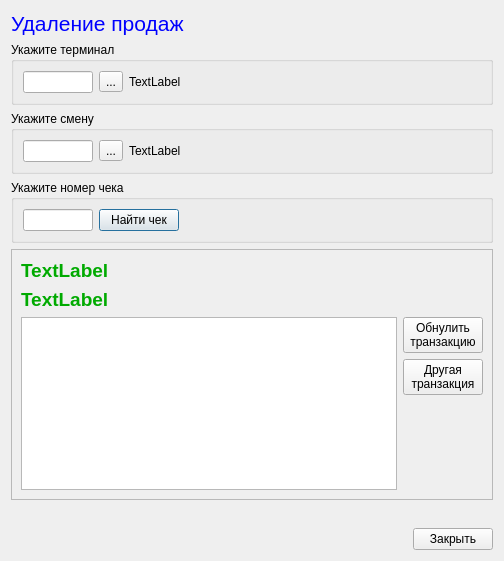
The window that clearsaleordersdialog.ui (rust3128/MPosEdit) describes before a commit, drawn with Qt 5.
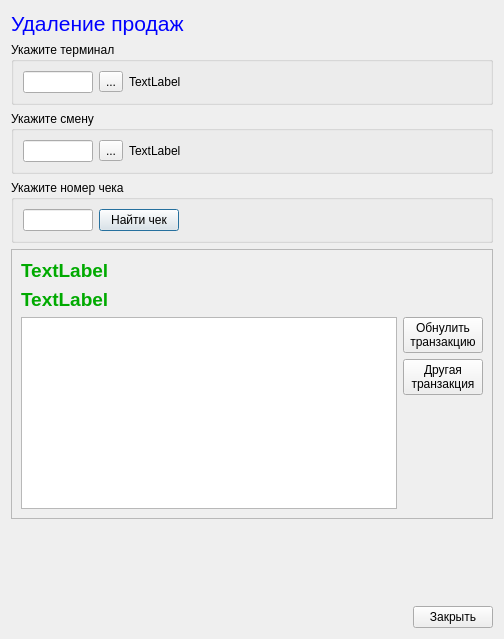
The same window after the commit.

The edit to the form file:
```diff
--- a/clearsaleordersdialog.ui
+++ b/clearsaleordersdialog.ui
@@ -7,7 +7,7 @@
     <x>0</x>
     <y>0</y>
     <width>504</width>
-    <height>561</height>
+    <height>639</height>
    </rect>
   </property>
   <property name="sizePolicy">
```
Left out of the diff: 12 changed lines with no effect on the pictures.
